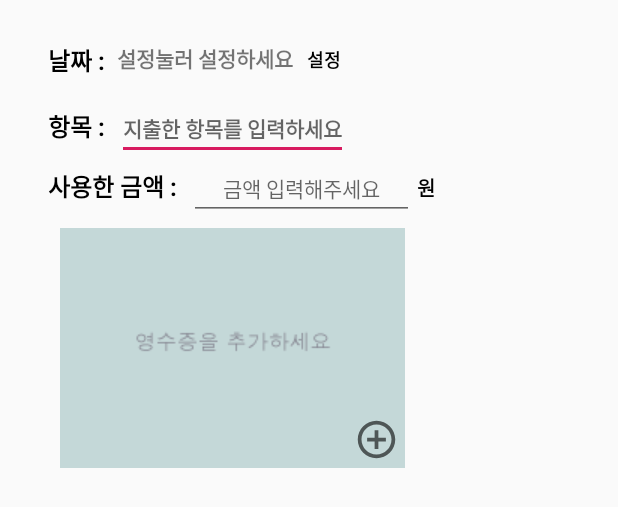
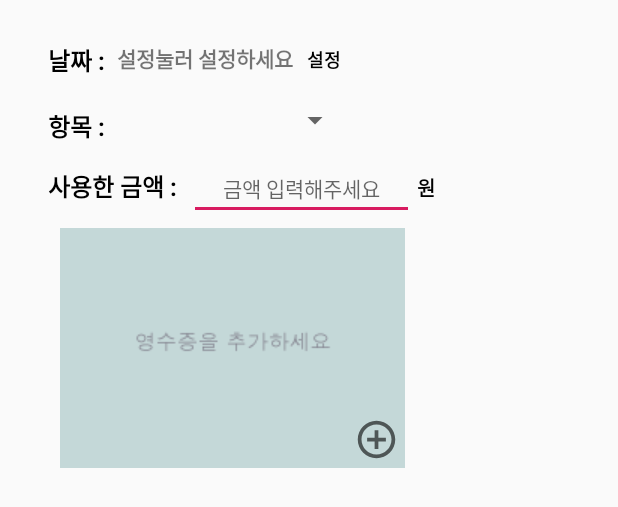
Before and after one commit to lsttsl2019/ProjectAccountBook, an Android app: the layout dialog_fragment1.xml on its own in the app's theme, with its tools: preview values and no code run, on a phone screen of 412 x 824 dp. Shown: the top 507 px of the screen. Run offline under Robolectric (Android 15) with nearby library versions, the phone set to English and light mode, and no system bars; Roboto replaces fonts that are not available here.

Commit message:
플래그1 스피너

```diff
--- a/app/src/main/res/layout/dialog_fragment1.xml
+++ b/app/src/main/res/layout/dialog_fragment1.xml
@@ -57,20 +57,16 @@
         android:layout_below="@id/tv_day"
         android:layout_marginLeft="16dp"/>
 
-    <EditText
-        android:id="@+id/ed_inputplace"
-        android:layout_width="wrap_content"
+    <Spinner
+        android:id="@+id/spinner_dialog1"
+        android:layout_width="160dp"
         android:layout_height="wrap_content"
-        android:textSize="14dp"
-        android:layout_marginLeft="4dp"
-        android:layout_alignBaseline="@id/tv_place"
+
+        android:layout_below="@id/tv_day"
+        android:layout_marginTop="12dp"
         android:layout_toRightOf="@id/tv_place"
-        android:hint="지출한 항목를 입력하세요"
-        android:textColor="#000"
-        android:textStyle="bold"
-        android:maxLines="1"
-        android:singleLine="true"
         />
+
 
     <TextView
         android:id="@+id/tv_money"
--- a/app/src/main/res/layout/dialog_fragment2.xml
+++ b/app/src/main/res/layout/dialog_fragment2.xml
@@ -63,7 +63,7 @@
         android:layout_height="wrap_content"
        android:layout_toRightOf="@id/tv_place"
         android:layout_below="@id/tv_day"
-        android:layout_marginTop="10dp"
+        android:layout_marginTop="12dp"
        android:layout_marginLeft="16dp"
 
 
```
Also changed, not shown: app/src/main/java/com/isttis2019/projectaccountbook/Page1Fragment.java (+26 -3 lines).
